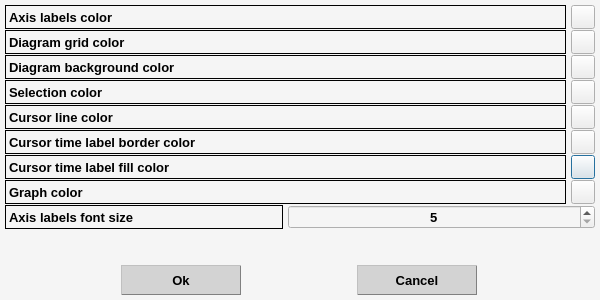
Before: the Qt Designer form CLIENT/RHE_Client/dialog_select_diagram_settings.ui in qvinn/RHE, drawn with Qt 5.
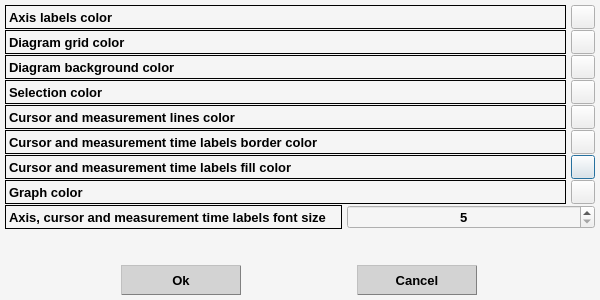
After: the same form once the commit is applied.

The edit to the form file:
```diff
--- a/CLIENT/RHE_Client/dialog_select_diagram_settings.ui
+++ b/CLIENT/RHE_Client/dialog_select_diagram_settings.ui
@@ -179,7 +179,7 @@
       <enum>QFrame::Box</enum>
      </property>
      <property name="text">
-      <string>Cursor line color</string>
+      <string>Cursor and measurement lines color</string>
      </property>
     </widget>
    </item>
@@ -580,7 +580,7 @@
       <enum>QFrame::Box</enum>
      </property>
      <property name="text">
-      <string>Cursor time label border color</string>
+      <string>Cursor and measurement time labels border color</string>
      </property>
     </widget>
    </item>
@@ -637,7 +637,7 @@
       <enum>QFrame::Box</enum>
      </property>
      <property name="text">
-      <string>Cursor time label fill color</string>
+      <string>Cursor and measurement time labels fill color</string>
      </property>
     </widget>
    </item>
@@ -681,7 +681,7 @@
       <number>0</number>
      </property>
      <property name="text">
-      <string>Axis labels font size</string>
+      <string>Axis, cursor and measurement time labels font size   </string>
      </property>
     </widget>
    </item>
```
